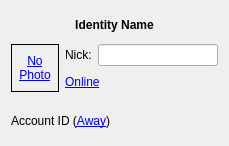
The window that kopete/identity/identitystatusbase.ui (KDE/kopete) describes before a commit, drawn with Qt 5.
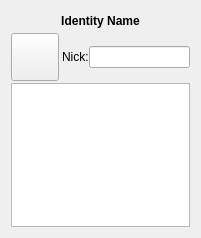
The same window after the commit. Icons and pictures are not drawn.

Commit message: Rewrite the identity status widget to use a more recognisable list widget containing the accounts, and a pushbutton to change display picture.

Patch:
```diff
--- a/kopete/identity/identitystatusbase.ui
+++ b/kopete/identity/identitystatusbase.ui
@@ -5,11 +5,14 @@
    <rect>
     <x>0</x>
     <y>0</y>
-    <width>229</width>
-    <height>146</height>
+    <width>201</width>
+    <height>238</height>
    </rect>
   </property>
   <layout class="QVBoxLayout" >
+   <property name="spacing" >
+    <number>2</number>
+   </property>
    <item>
     <widget class="QLabel" name="identityName" >
      <property name="minimumSize" >
@@ -34,8 +37,11 @@
    </item>
    <item>
     <layout class="QGridLayout" >
-     <item rowspan="2" row="0" column="0" >
-      <widget class="QLabel" name="photo" >
+     <property name="horizontalSpacing" >
+      <number>3</number>
+     </property>
+     <item row="0" column="0" >
+      <widget class="QPushButton" name="photo" >
        <property name="minimumSize" >
         <size>
          <width>48</width>
@@ -48,23 +54,14 @@
          <height>48</height>
         </size>
        </property>
-       <property name="frameShape" >
-        <enum>QFrame::Box</enum>
-       </property>
        <property name="text" >
-        <string>&lt;a href="identity::getavatar">No Photo&lt;/a></string>
+        <string/>
        </property>
-       <property name="textFormat" >
-        <enum>Qt::RichText</enum>
-       </property>
-       <property name="scaledContents" >
-        <bool>true</bool>
-       </property>
-       <property name="alignment" >
-        <set>Qt::AlignCenter</set>
-       </property>
-       <property name="wordWrap" >
-        <bool>true</bool>
+       <property name="iconSize" >
+        <size>
+         <width>40</width>
+         <height>40</height>
+        </size>
        </property>
       </widget>
      </item>
@@ -85,50 +82,15 @@
        </item>
       </layout>
      </item>
-     <item row="1" column="1" >
-      <widget class="QLabel" name="identityStatus" >
-       <property name="text" >
-        <string>&lt;a href="identity:status">&lt;img src=identityStatus> Online&lt;/a></string>
-       </property>
-       <property name="textFormat" >
-        <enum>Qt::RichText</enum>
-       </property>
-       <property name="scaledContents" >
-        <bool>false</bool>
-       </property>
-       <property name="alignment" >
-        <set>Qt::AlignLeading|Qt::AlignLeft|Qt::AlignVCenter</set>
-       </property>
-      </widget>
-     </item>
     </layout>
    </item>
    <item>
-    <spacer>
-     <property name="orientation" >
-      <enum>Qt::Vertical</enum>
+    <widget class="QListWidget" name="accounts" >
+     <property name="selectionMode" >
+      <enum>QAbstractItemView::NoSelection</enum>
      </property>
-     <property name="sizeType" >
-      <enum>QSizePolicy::Fixed</enum>
-     </property>
-     <property name="sizeHint" >
-      <size>
-       <width>20</width>
-       <height>10</height>
-      </size>
-     </property>
-    </spacer>
-   </item>
-   <item>
-    <widget class="QLabel" name="accounts" >
-     <property name="text" >
-      <string>&lt;img src="account"> Account ID (&lt;a href="account:onlineStatus">Away&lt;/a>)</string>
-     </property>
-     <property name="textFormat" >
-      <enum>Qt::RichText</enum>
-     </property>
-     <property name="wordWrap" >
-      <bool>true</bool>
+     <property name="resizeMode" >
+      <enum>QListView::Adjust</enum>
      </property>
     </widget>
    </item>
```
The commit also changes 2 other files.
